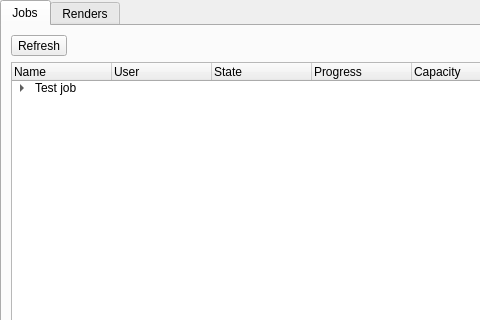
Qt form afGui.ui (lithorus/afGui) before a commit; both pictures show x 0 to 480 and y 0 to 320 of the 1213 by 780 pixel window.
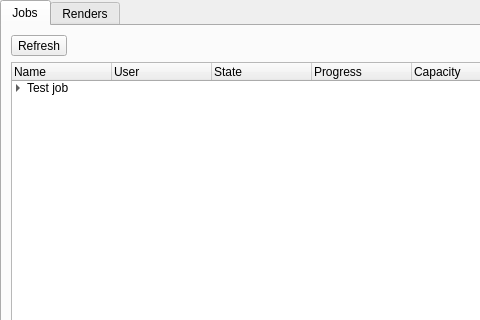
The same form after that commit. The open tabs and pages were chosen to show the change.

Diff of the .ui file:
```diff
--- a/afGui.ui
+++ b/afGui.ui
@@ -83,6 +83,9 @@
           <property name="contextMenuPolicy">
            <enum>Qt::CustomContextMenu</enum>
           </property>
+          <property name="indentation">
+           <number>12</number>
+          </property>
           <column>
            <property name="text">
             <string>Name</string>
```
Left out of the diff: 15 changed lines with no effect on the pictures.
